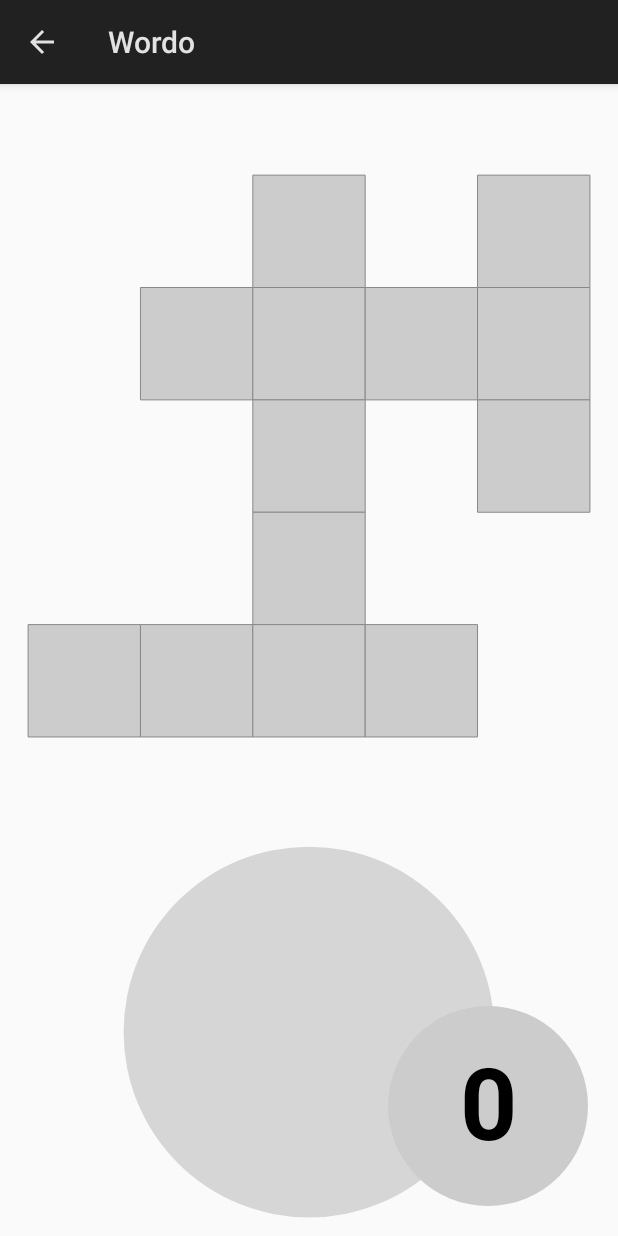
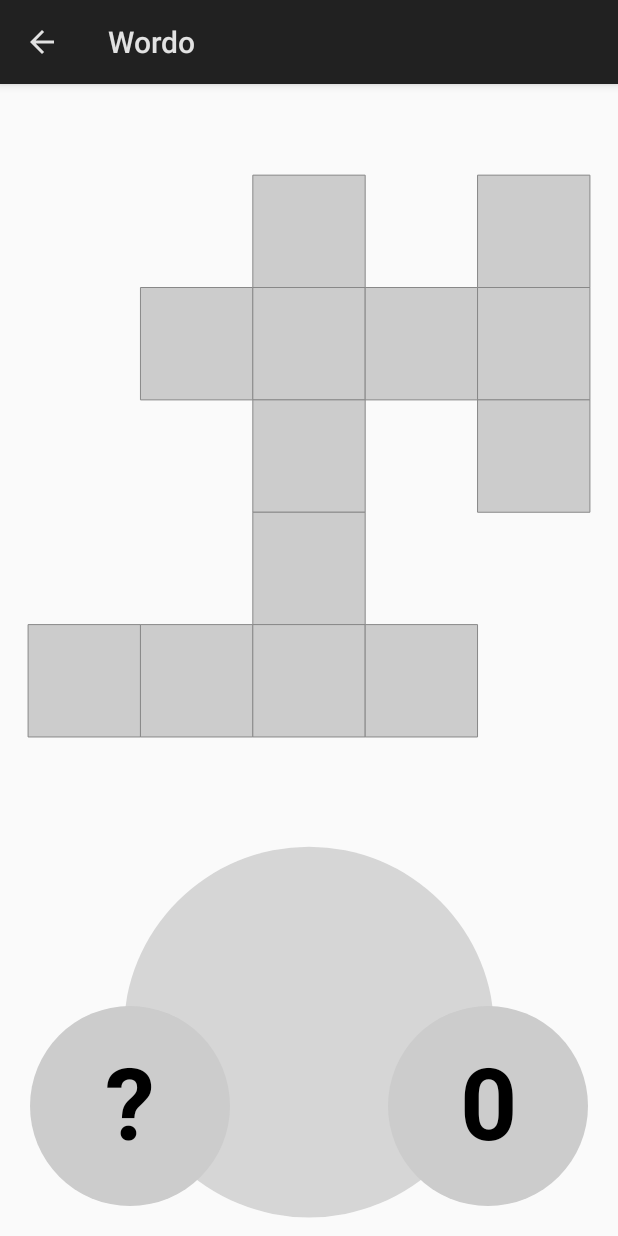
Before and after one commit to animatinator/Wordo, an Android app: the screen it shows after launch (GameActivity), after a tap on "PLAY", on a phone screen of 412 x 824 dp. Run offline under Robolectric (Android 15) with nearby library versions, the phone set to English and light mode, and no system bars; network calls fail.

Commit message:
Place the hint button and implement it
This should really have been multiple commits, but hey ho.

1. Add the button to the GameView and wire it up for events and drawing.
2. Create a HintButtonCallback which the button calls when tapped.
3. Set up a callback in GameView which tells CrosswordBoard to reveal a
letter (which it does by calling through to CrosswordLayout).
4. Implement logic in CrosswordLayout to reveal a random letter.
5. Switch back to english5000 for now, because the big dictionary was
consuming Big Memory and causing all sorts of hanging.

```diff
--- a/app/src/main/java/com/animatinator/wordo/game/GameActivity.java
+++ b/app/src/main/java/com/animatinator/wordo/game/GameActivity.java
@@ -54,7 +54,7 @@ public class GameActivity extends Activity {
     private PuzzleConfiguration generatePuzzle() throws IOException {
         DictionaryLoader dictionaryLoader = new DictionaryLoader(this);
         PuzzleGenerator generator =
-                new PuzzleGenerator(dictionaryLoader.loadDictionary("english.txt"));
+                new PuzzleGenerator(dictionaryLoader.loadDictionary("english5000.txt"));
         return generator.createPuzzle(getGenerationSettings());
     }
 
--- a/app/src/main/java/com/animatinator/wordo/game/GameView.java
+++ b/app/src/main/java/com/animatinator/wordo/game/GameView.java
@@ -12,6 +12,7 @@ import com.animatinator.wordo.crossword.CrosswordLayout;
 import com.animatinator.wordo.game.board.CrosswordBoard;
 import com.animatinator.wordo.game.bonuswords.BonusWordsButton;
 import com.animatinator.wordo.game.bonuswords.BonusWordsCallback;
+import com.animatinator.wordo.game.hints.HintButton;
 import com.animatinator.wordo.game.keyboard.RotaryKeyboard;
 import com.animatinator.wordo.util.Coordinates;
 
@@ -28,6 +29,7 @@ public class GameView extends View implements View.OnTouchListener {
     public static final String TAG = "GameView";
 
     private final BonusWordsButton bonusWordsButton;
+    private final HintButton hintButton;
     private final CrosswordBoard board;
     private final RotaryKeyboard keyboard;
 
@@ -35,6 +37,7 @@ public class GameView extends View implements View.OnTouchListener {
         super(context, attrs);
         setOnTouchListener(this);
         bonusWordsButton = new BonusWordsButton();
+        hintButton = new HintButton();
         board = new CrosswordBoard();
         keyboard = new RotaryKeyboard();
         keyboard.setWordEntryCallback(new RotaryKeyboard.WordEntryCallback() {
@@ -57,6 +60,7 @@ public class GameView extends View implements View.OnTouchListener {
                 // Do nothing.
             }
         });
+        hintButton.setCallback(board::giveHint);
     }
 
     public void setLetters(String[] letters) {
@@ -76,6 +80,7 @@ public class GameView extends View implements View.OnTouchListener {
         board.onDraw(canvas);
         keyboard.onDraw(canvas);
         bonusWordsButton.onDraw(canvas);
+        hintButton.onDraw(canvas);
     }
 
     @Override
@@ -109,14 +114,15 @@ public class GameView extends View implements View.OnTouchListener {
         keyboard.updateLayout(keyboardCentre, keyboardRadius);
         board.updateLayout(new Coordinates(boardX, boardY), new Coordinates(boardSize, boardSize));
 
-        updateBonusButtonLayout(width, height);
+        updateButtonLayouts(width, height);
     }
 
-    private void updateBonusButtonLayout(int width, int height) {
+    private void updateButtonLayouts(int width, int height) {
         float buttonOffset = BUTTON_SPACING_RATIO * BUTTON_RADIUS;
         float x = width - buttonOffset;
         float y = height - buttonOffset;
         bonusWordsButton.updateLayout(new Coordinates(x, y), BUTTON_RADIUS);
+        hintButton.updateLayout(new Coordinates(buttonOffset, y), BUTTON_RADIUS);
     }
 
     @SuppressLint("NewApi")
@@ -131,7 +137,7 @@ public class GameView extends View implements View.OnTouchListener {
             keyboard.handleRelease();
             handled = true;
         } else if (action == MotionEvent.ACTION_DOWN) {
-            handled = bonusWordsButton.handleTouch(position) || keyboard.handlePress(position);
+            handled = handlePossibleButtonTouch(position) || keyboard.handlePress(position);
         } else if (action == MotionEvent.ACTION_MOVE) {
             keyboard.handleMovement(position);
             handled = true;
@@ -141,4 +147,8 @@ public class GameView extends View implements View.OnTouchListener {
 
         return handled;
     }
+
+    private boolean handlePossibleButtonTouch(Coordinates position) {
+        return bonusWordsButton.handleTouch(position) || hintButton.handleTouch(position);
+    }
 }
--- a/app/src/main/java/com/animatinator/wordo/game/board/CrosswordBoard.java
+++ b/app/src/main/java/com/animatinator/wordo/game/board/CrosswordBoard.java
@@ -95,6 +95,10 @@ public class CrosswordBoard {
         return crosswordLayout.hasBonusWord(word);
     }
 
+    public void giveHint() {
+        crosswordLayout.giveHint();
+    }
+
     public void updateLayout(Coordinates topLeft, Coordinates size) {
         this.topLeft = topLeft;
         this.size = size;
--- a/app/src/main/java/com/animatinator/wordo/game/hints/HintButton.java
+++ b/app/src/main/java/com/animatinator/wordo/game/hints/HintButton.java
@@ -11,6 +11,7 @@ public class HintButton extends GameButton {
     private static final Typeface TEXT_TYPEFACE = Typeface.create(Typeface.DEFAULT, Typeface.BOLD);
 
     private Paint textPaint;
+    private HintButtonCallback callback;
 
     public HintButton() {
         super();
@@ -21,13 +22,17 @@ public class HintButton extends GameButton {
         textPaint = new Paint();
         textPaint.setColor(Color.BLACK);
         textPaint.setTextAlign(Paint.Align.CENTER);
-        textPaint.setTextSize(0.0f);
+        textPaint.setTextSize(100.0f);
         textPaint.setTypeface(TEXT_TYPEFACE);
+    }
+
+    public void setCallback(HintButtonCallback callback) {
+        this.callback = callback;
     }
 
     @Override
     protected void onPressed() {
-
+        callback.requestHint();
     }
 
     @Override
--- /dev/null
+++ b/app/src/main/java/com/animatinator/wordo/game/hints/HintButtonCallback.java
@@ -0,0 +1,8 @@
+package com.animatinator.wordo.game.hints;
+
+/**
+ * Used to request hints from the hint button.
+ */
+public interface HintButtonCallback {
+    void requestHint();
+}
```
Also changed, not shown: app/src/main/java/com/animatinator/wordo/crossword/CrosswordLayout.java (+21 -0 lines).
